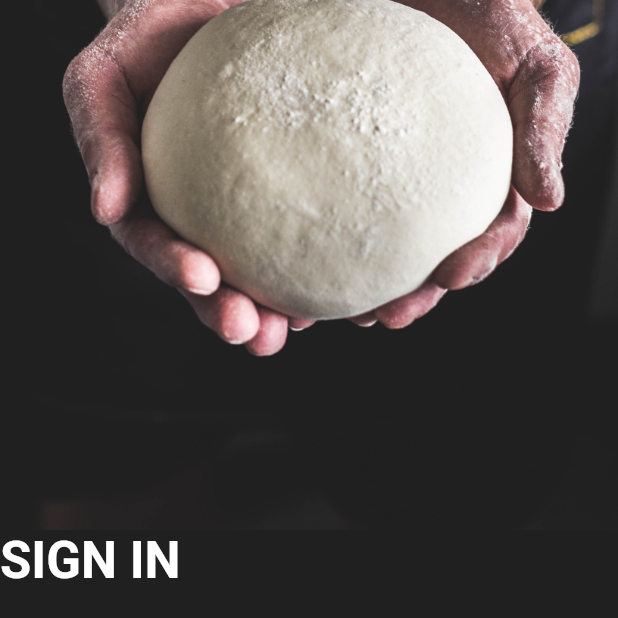
After one commit to Leonardo1952/welcome, a Flutter app: the screen it shows after launch, after a tap on "Start Learning", on a phone screen of 412 x 824 dp. The commit adds this screen. Shown: the top 618 px of the screen. Run offline on Flutter 3.47's test engine with Material 2 defaults, Android fonts, the phone set to English and light mode, and no system bars.

Commit message:
cabecalho sign

```diff
--- a/lib/main.dart
+++ b/lib/main.dart
@@ -1,5 +1,6 @@
 import 'package:flutter/material.dart';
 import 'package:welcome_login_screen/core/app_colors.dart';
+import 'package:welcome_login_screen/signin_screen.dart';
 
 void main() => runApp(MyApp());
 
@@ -62,9 +63,21 @@ class WelcomeScreen extends StatelessWidget {
                   ),
                 ),
                 FittedBox(
+                  child: GestureDetector(
+                    onTap: () {
+                      Navigator.push(
+                        context,
+                        MaterialPageRoute(
+                          builder: (context) {
+                            return SignInScreen();
+                          },
+                        ),
+                      );
+                    },
                     child: Container(
                       margin: EdgeInsets.only(bottom: 25),
-                    padding: EdgeInsets.symmetric(horizontal: 26, vertical: 16),
+                      padding:
+                          EdgeInsets.symmetric(horizontal: 26, vertical: 16),
                       decoration: BoxDecoration(
                         borderRadius: BorderRadius.circular(25),
                         color: AppColors.kPrimaryColor,
@@ -89,6 +102,7 @@ class WelcomeScreen extends StatelessWidget {
                       ),
                     ),
                   ),
+                ),
               ],
             ),
           ),
--- /dev/null
+++ b/lib/signin_screen.dart
@@ -0,0 +1,40 @@
+import 'package:flutter/material.dart';
+
+class SignInScreen extends StatelessWidget {
+  @override
+  Widget build(BuildContext context) {
+    return Scaffold(
+      body: Column(
+        children: [
+          Expanded(
+            flex: 3,
+            child: Container(
+              decoration: BoxDecoration(
+                image: DecorationImage(
+                  image: AssetImage("assets/person.jpg"),
+                  fit: BoxFit.cover,
+                  alignment: Alignment.bottomCenter,
+                ),
+              ),
+            ),
+          ),
+          Expanded(
+            flex: 4,
+            child: Column(
+              children: [
+                Row(
+                  children: [
+                    Text(
+                      "SIGN IN",
+                      style: Theme.of(context).textTheme.display1,
+                    )
+                  ],
+                )
+              ],
+            ),
+          ),
+        ],
+      ),
+    );
+  }
+}
```
Lines whose indentation alone changed are shown as unchanged.
